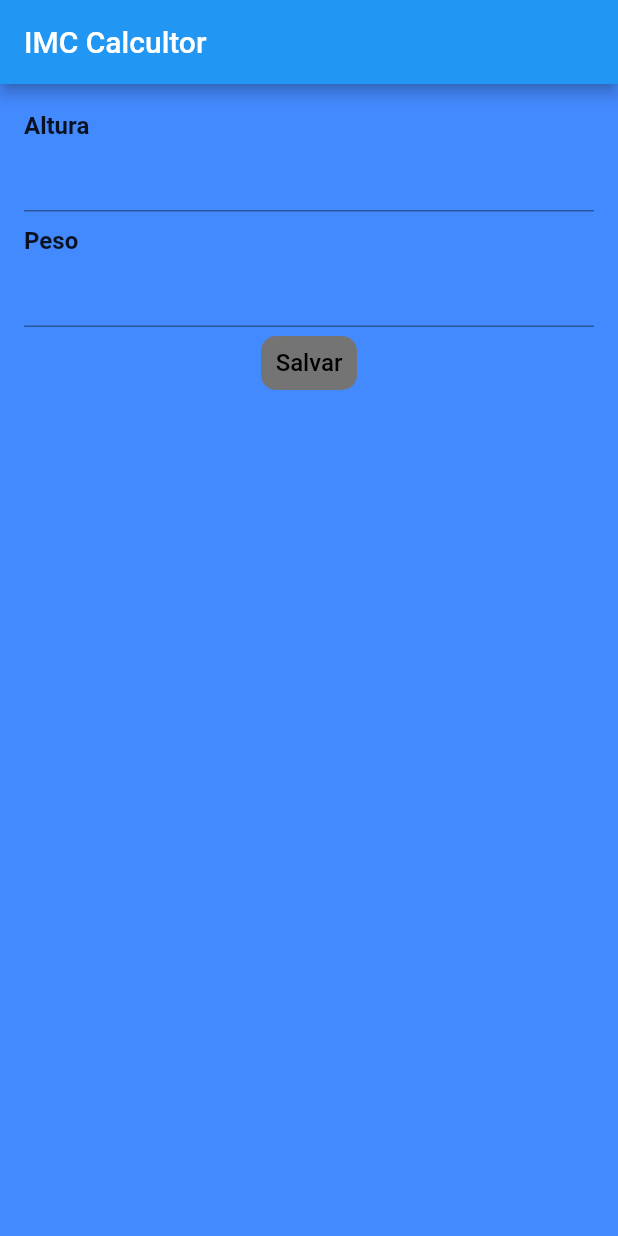
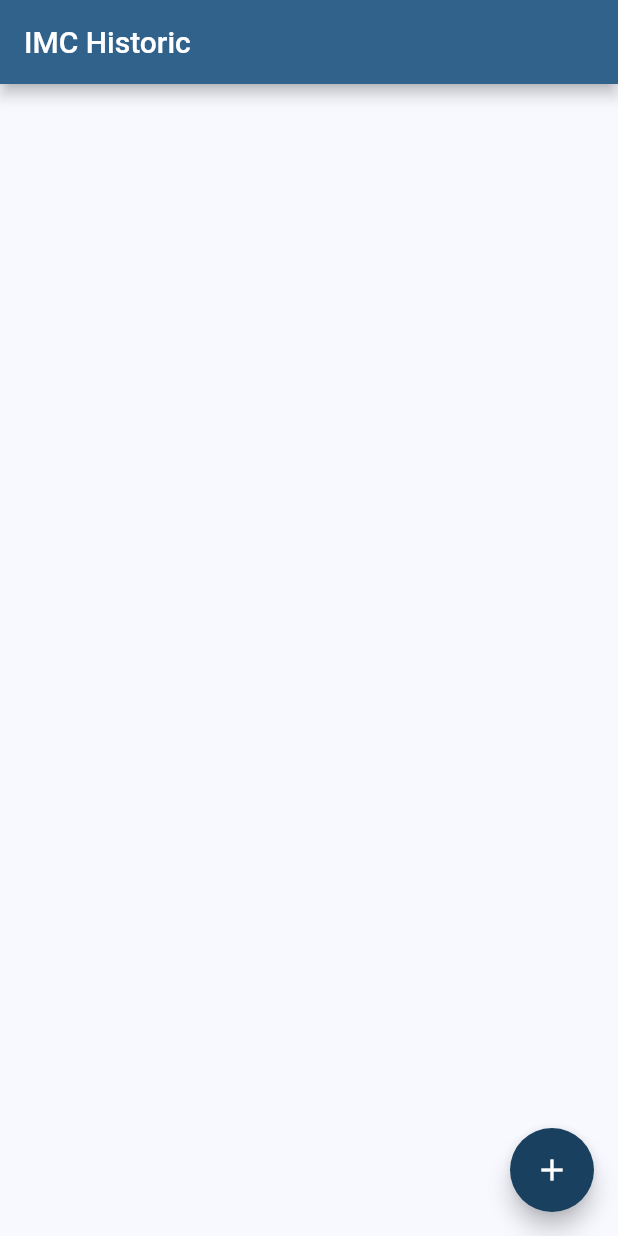
Before and after one commit to vinirecoaro/IMCalculator, a Flutter app: the screen it shows after launch, on a phone screen of 412 x 824 dp. Run offline on Flutter 3.47's test engine with Material 2 defaults, Android fonts, the phone set to English and light mode, and no system bars.

Commit message:
Changed the IMC Calculator Page to an Floating action button on IMC Historic Page

```diff
--- a/imcalculator/lib/pages/imc_calculation_page.dart
+++ /dev/null
@@ -1,56 +0,0 @@
-import 'package:flutter/material.dart';
-
-import '../shared/widgets/text_label.dart';
-
-class ImcCalcultaionPage extends StatefulWidget {
-  const ImcCalcultaionPage({super.key});
-
-  @override
-  State<ImcCalcultaionPage> createState() => _ImcCalcultaionPageState();
-}
-
-class _ImcCalcultaionPageState extends State<ImcCalcultaionPage> {
-  var heightController = TextEditingController(text: "");
-  var weightController = TextEditingController(text: "");
-
-  @override
-  Widget build(BuildContext context) {
-    return SafeArea(
-      child: Scaffold(
-        appBar: AppBar(title: const Text("IMC Calcultor")),
-        backgroundColor: Colors.blueAccent,
-        body: Padding(
-          padding: const EdgeInsets.symmetric(vertical: 8, horizontal: 16),
-          child:
-              Column(crossAxisAlignment: CrossAxisAlignment.start, children: [
-            const TextLabel(
-              text: "Altura",
-            ),
-            TextField(
-              controller: heightController,
-            ),
-            const TextLabel(
-              text: "Peso",
-            ),
-            TextField(
-              controller: weightController,
-            ),
-            Center(
-                child: TextButton(
-              onPressed: () {},
-              style: ButtonStyle(
-                  shape: MaterialStateProperty.all(RoundedRectangleBorder(
-                      borderRadius: BorderRadius.circular(10))),
-                  backgroundColor: MaterialStateProperty.all(
-                      Color.fromARGB(255, 117, 116, 117))),
-              child: const Text(
-                "Salvar",
-                style: TextStyle(fontSize: 16, color: Colors.black),
-              ),
-            ))
-          ]),
-        ),
-      ),
-    );
-  }
-}
--- /dev/null
+++ b/imcalculator/lib/pages/imc_historic.dart
@@ -0,0 +1,57 @@
+import 'package:flutter/material.dart';
+
+class ImcHistoricPage extends StatefulWidget {
+  const ImcHistoricPage({super.key});
+
+  @override
+  State<ImcHistoricPage> createState() => _ImcHistoricPageState();
+}
+
+class _ImcHistoricPageState extends State<ImcHistoricPage> {
+  var dateController = TextEditingController(text: "");
+  var heightController = TextEditingController(text: "");
+  var weightController = TextEditingController(text: "");
+
+  @override
+  Widget build(BuildContext context) {
+    return SafeArea(
+        child: Scaffold(
+      appBar: AppBar(title: const Text("IMC Historic")),
+      floatingActionButton: FloatingActionButton(
+        onPressed: () {
+          dateController.text = "";
+          heightController.text = "";
+          weightController.text = "";
+          showDialog(
+              context: context,
+              builder: (BuildContext bc) {
+                return AlertDialog(
+                  title: const Text("IMC Calculator"),
+                  content: Wrap(
+                    children: [
+                      const Text("Data"),
+                      TextField(controller: dateController),
+                      const Padding(
+                        padding: EdgeInsets.only(top: 16),
+                        child: Text("Altura"),
+                      ),
+                      TextField(controller: dateController),
+                      const Padding(
+                        padding: EdgeInsets.only(top: 16),
+                        child: Text("Peso"),
+                      ),
+                      TextField(controller: dateController),
+                    ],
+                  ),
+                  actions: [
+                    TextButton(onPressed: () {}, child: const Text("Salvar"))
+                  ],
+                );
+              });
+        },
+        backgroundColor: const Color.fromARGB(255, 26, 64, 95),
+        child: const Icon(Icons.add),
+      ),
+    ));
+  }
+}
--- a/imcalculator/lib/pages/my_app.dart
+++ b/imcalculator/lib/pages/my_app.dart
@@ -1,5 +1,5 @@
 import 'package:flutter/material.dart';
-import 'package:imcalculator/pages/imc_calculation_page.dart';
+import 'package:imcalculator/pages/imc_historic.dart';
 
 class MyApp extends StatelessWidget {
   const MyApp({super.key});
@@ -8,9 +8,10 @@ class MyApp extends StatelessWidget {
   Widget build(BuildContext context) {
     return MaterialApp(
       theme: ThemeData(
-          primarySwatch: Colors.blue, textTheme: Typography.blackCupertino),
+          colorSchemeSeed: const Color.fromARGB(255, 26, 64, 95),
+          textTheme: Typography.blackCupertino),
       debugShowCheckedModeBanner: false,
-      home: ImcCalcultaionPage(),
+      home: const ImcHistoricPage(),
     );
   }
 }
--- a/imcalculator/lib/shared/widgets/text_label.dart
+++ b/imcalculator/lib/shared/widgets/text_label.dart
@@ -10,7 +10,10 @@ class TextLabel extends StatelessWidget {
       margin: const EdgeInsets.only(top: 10),
       child: Text(
         text,
-        style: TextStyle(fontSize: 16, fontWeight: FontWeight.w700),
+        style: const TextStyle(
+            fontSize: 16,
+            fontWeight: FontWeight.w300,
+            color: Color.fromARGB(255, 218, 213, 213)),
       ),
     );
   }
```
